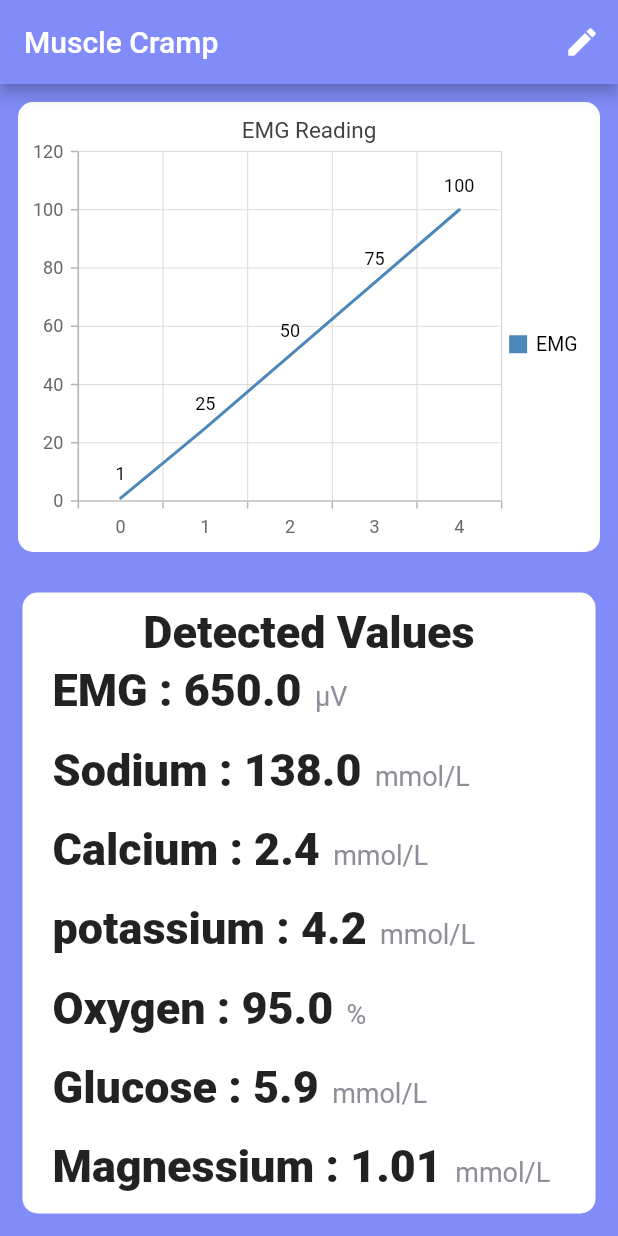
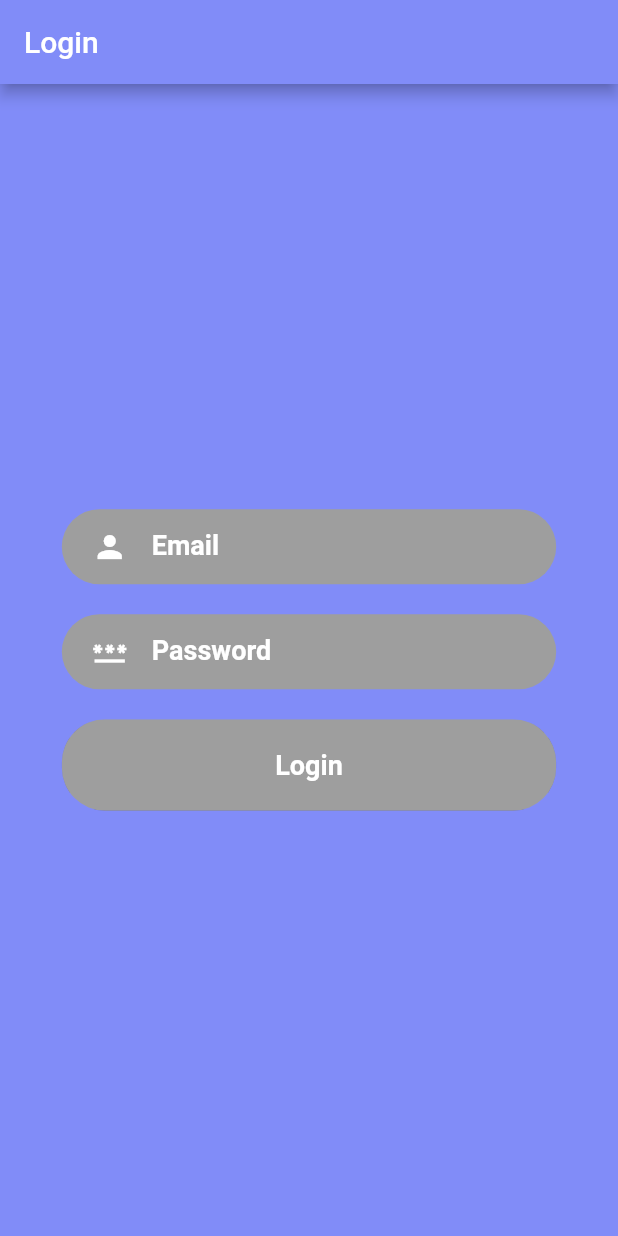
Before and after one commit to SriGiriT/muscle_cramp, a Flutter app: the screen it shows after launch, on a phone screen of 412 x 824 dp. Run offline on Flutter 3.47's test engine with Material 2 defaults, Android fonts, the phone set to English and light mode, and no system bars; our stand-ins replace firebase_auth, syncfusion_flutter_charts; accounts and stored records are empty.

Commit message:
Login && SOS

```diff
--- /dev/null
+++ b/lib/components/RoundedButton.dart
@@ -0,0 +1,44 @@
+import 'package:flutter/material.dart';
+import 'package:muscle_cramp/constant.dart';
+
+class RoundedButton extends StatelessWidget {
+  final String text;
+  final VoidCallback press;
+  final Color color, textColor;
+  final double sizee;
+  const RoundedButton({
+    required this.sizee,
+    required this.text,
+    required this.press,
+    this.color = Colors.grey,
+    this.textColor = Colors.white,
+  });
+
+  @override
+  Widget build(BuildContext context) {
+    Size size = MediaQuery.of(context).size;
+    return Container(
+      margin: EdgeInsets.symmetric(vertical: 10),
+      width: size.width*sizee,
+      child: ClipRRect(
+        borderRadius: BorderRadius.circular(29),
+        child: newElevatedButton(),
+      ),
+    );
+  }
+
+  Widget newElevatedButton() {
+    return ElevatedButton(
+      child: Text(
+        text,
+        style: kButtonTextStyle,
+      ),
+      onPressed: press,
+      style: ElevatedButton.styleFrom(
+          primary: color,
+          padding: EdgeInsets.symmetric(horizontal: 40, vertical: 20),
+          textStyle: TextStyle(
+              color: textColor, fontSize: 14, fontWeight: FontWeight.w500)),
+    );
+  }
+}
--- /dev/null
+++ b/lib/components/RoundedInputFeild.dart
@@ -0,0 +1,59 @@
+import 'package:flutter/material.dart';
+import 'package:muscle_cramp/constant.dart';
+import 'package:muscle_cramp/components/TextFieldContainer.dart';
+
+class RoundedInputField extends StatefulWidget {
+  final String hintText;
+  final IconData icon;
+  final ValueChanged<String> onChanged;
+  final VoidCallback onTap;
+  final bool isDes;
+  final bool isList;
+  final bool isDT;
+  final double times;
+  const RoundedInputField(
+      {required this.hintText,
+      required this.isDT,
+      required this.onTap,
+      required this.icon,
+      required this.onChanged,
+      required this.times,
+      required this.isList,
+      required this.isDes});
+
+  @override
+  State<RoundedInputField> createState() => _RoundedInputFieldState();
+}
+
+class _RoundedInputFieldState extends State<RoundedInputField> {
+  @override
+  Widget build(BuildContext context) {
+    return TextFieldContainer(
+      width: widget.times,
+      isLis : widget.isList,
+      isDescription: widget.isDes,
+      child: TextField(
+        readOnly: widget.isDT,
+        style: kButtonTextStyle,
+        onTap: widget.onTap,
+        // widget.onChanged;
+        onChanged: widget.onChanged,
+        cursorColor: Colors.green,
+        maxLines: widget.isDes
+            ? widget.isList
+                ? 4
+                : 10
+            : 1,
+        decoration: InputDecoration(
+          hintStyle: TextStyle(color: Colors.white),
+          icon: Icon(
+            widget.icon,
+            color: Colors.white,
+          ),
+          hintText: widget.hintText,
+          border: InputBorder.none,
+        ),
+      ),
+    );
+  }
+}
--- /dev/null
+++ b/lib/components/TextFieldContainer.dart
@@ -0,0 +1,32 @@
+import 'package:flutter/material.dart';
+import 'package:muscle_cramp/constant.dart';
+
+class TextFieldContainer extends StatefulWidget {
+  final Widget child;
+  final double width;
+  final bool isLis;
+  final bool isDescription;
+  const TextFieldContainer(
+      {required this.child, required this.width, required this.isDescription, required this.isLis});
+
+  @override
+  State<TextFieldContainer> createState() => _TextFieldContainerState();
+}
+
+class _TextFieldContainerState extends State<TextFieldContainer> {
+  @override
+  Widget build(BuildContext context) {
+    Size size = MediaQuery.of(context).size;
+    return Container(
+      margin: EdgeInsets.symmetric(vertical: 10),
+      padding: EdgeInsets.symmetric(horizontal: 20, vertical: 5),
+      height: widget.isDescription ? widget.isLis?100 : 200 : 50,
+      width: size.width * widget.width,
+      decoration: BoxDecoration(
+        color: Colors.grey,
+        borderRadius: BorderRadius.circular(29),
+      ),
+      child: widget.child,
+    );
+  }
+}
--- a/lib/constant.dart
+++ b/lib/constant.dart
@@ -45,3 +45,6 @@ const kBMITextStyle = TextStyle(
 const kBodyTextStyle = TextStyle(
   fontSize: 22.0,
 );
+
+TextStyle kButtonTextStyle =
+    TextStyle(color: Colors.white, fontSize: 18, fontWeight: FontWeight.bold);
--- a/lib/main.dart
+++ b/lib/main.dart
@@ -1,6 +1,7 @@
 import 'dart:convert';
 import 'package:flutter/material.dart';
 import 'package:muscle_cramp/constant.dart';
+import 'package:muscle_cramp/screens/login.dart';
 import 'package:muscle_cramp/screens/reading_screen.dart';
 Future main() async{
   runApp(const MyApp());
@@ -19,7 +20,7 @@ class MyApp extends StatelessWidget {
         scaffoldBackgroundColor: Color(0xFF818CF8),
         visualDensity: VisualDensity.adaptivePlatformDensity,
       ),
-      home: ReadingScreen(),
+      home: LoginPage(),
     );
   }
 }
--- /dev/null
+++ b/lib/screens/login.dart
@@ -0,0 +1,115 @@
+import 'package:flutter/material.dart';
+import 'package:firebase_auth/firebase_auth.dart';
+import 'package:muscle_cramp/components/RoundedButton.dart';
+import 'package:muscle_cramp/components/RoundedInputFeild.dart';
+import 'package:muscle_cramp/screens/reading_screen.dart';
+
+class LoginPage extends StatefulWidget {
+  @override
+  _LoginPageState createState() => _LoginPageState();
+}
+
+class _LoginPageState extends State<LoginPage> {
+  String email = "";
+  final _formKey = GlobalKey<FormState>();
+  final _emailController = TextEditingController();
+  final _passwordController = TextEditingController();
+
+  bool _isNewUser = false;
+
+  void _toggleIsNewUser(bool value) {
+    setState(() {
+      _isNewUser = value;
+    });
+  }
+
+  void _submitForm() async {
+    try {
+      if (_isNewUser) {
+        await FirebaseAuth.instance.createUserWithEmailAndPassword(
+          email: _emailController.text.trim(),
+          password: _passwordController.text,
+        );
+      } else {
+        await FirebaseAuth.instance.signInWithEmailAndPassword(
+          email: _emailController.text.trim(),
+          password: _passwordController.text,
+        );
+      }
+
+      Navigator.pushReplacement(
+        context,
+        MaterialPageRoute(builder: (context) => ReadingScreen()),
+      );
+    } on FirebaseAuthException catch (e) {
+      if (e.code == 'weak-password') {
+        // TODO: handle weak password
+      } else if (e.code == 'email-already-in-use') {
+        // TODO: handle email already in use
+      } else if (e.code == 'user-not-found') {
+        // TODO: handle user not found
+      } else if (e.code == 'wrong-password') {
+        // TODO: handle wrong password
+      }
+    }
+  }
+
+  @override
+  Widget build(BuildContext context) {
+    return Scaffold(
+      appBar: AppBar(
+        backgroundColor: Color(0xFF818CF8),
+        title: Text('Login'),
+      ),
+      body: Padding(
+        padding: EdgeInsets.all(16.0),
+        child: Form(
+          key: _formKey,
+          child: Center(
+            child: Container(
+              child: Column(
+                crossAxisAlignment: CrossAxisAlignment.center,
+                mainAxisAlignment: MainAxisAlignment.center,
+                children: <Widget>[
+                  RoundedInputField(
+                      hintText: "Email",
+                      isDT: false,
+                      onTap: () {},
+                      icon: Icons.person,
+                      onChanged: (value) {
+                        email = value;
+                      },
+                      times: 0.8,
+                      isList: false,
+                      isDes: false),
+                  RoundedInputField(
+                      hintText: "Password",
+                      isDT: false,
+                      onTap: () {},
+                      icon: Icons.password,
+                      onChanged: (value) {
+                        email = value;
+                      },
+                      times: 0.8,
+                      isList: false,
+                      isDes: false),
+                  RoundedButton(
+                      sizee: 0.8,
+                      text: "Login",
+                      press: () {
+                        Navigator.push(
+                          context,
+                          MaterialPageRoute(
+                            builder: (context) => ReadingScreen(),
+                          ),
+                        );
+                      })
+                ],
+              ),
+            ),
+          ),
+        ),
+      ),
+    );
+  }
+}
--- a/lib/screens/reading_screen.dart
+++ b/lib/screens/reading_screen.dart
@@ -144,6 +144,7 @@ class _ReadingScreenState extends State<ReadingScreen> {
         backgroundColor: Color(0xFF818CF8),
         title: Text('Muscle Cramp'),
         actions: [
+          IconButton(onPressed: (){}, icon: Icon(Icons.sos, color: Colors.red,),),
           IconButton(
             icon: Icon(Icons.edit),
             onPressed: () {
--- a/pubspec.yaml
+++ b/pubspec.yaml
@@ -37,6 +37,9 @@ dependencies:
   cupertino_icons: ^1.0.2
   http: ^0.13.5
   syncfusion_flutter_charts: ^21.1.41
+  video_player: ^2.6.1
+  flutter_inappwebview: ^5.7.2+3
+  firebase_auth: ^4.2.2
 
 dev_dependencies:
   flutter_test:
```
Also changed, not shown: pubspec.lock, 3 other files.
